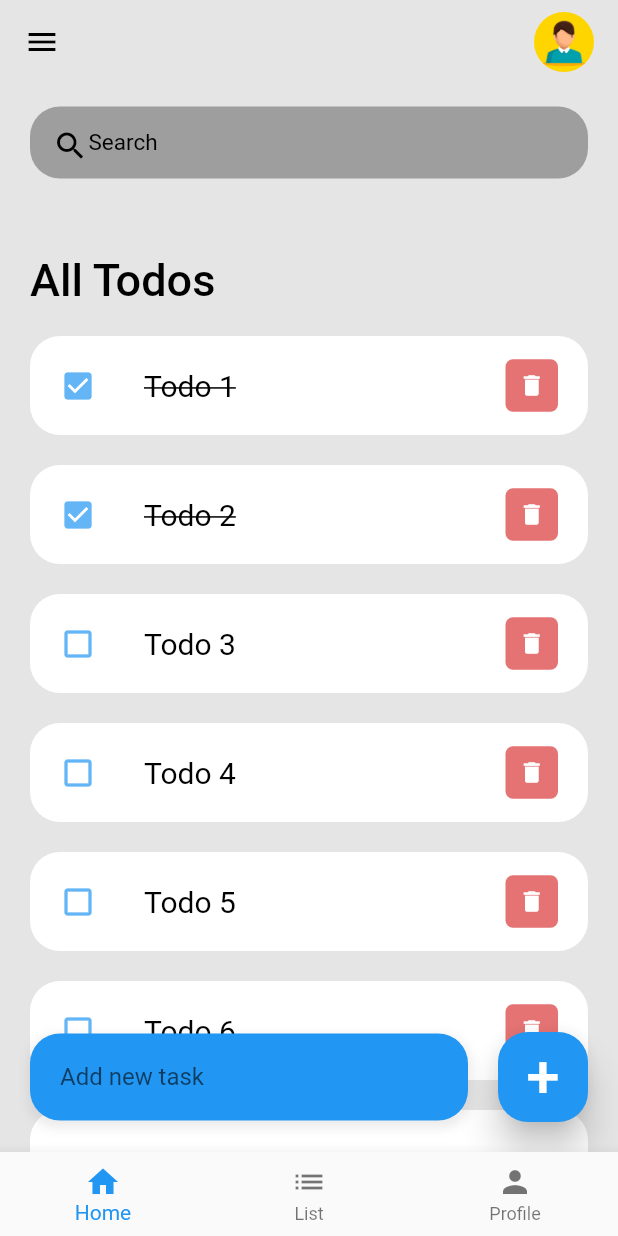
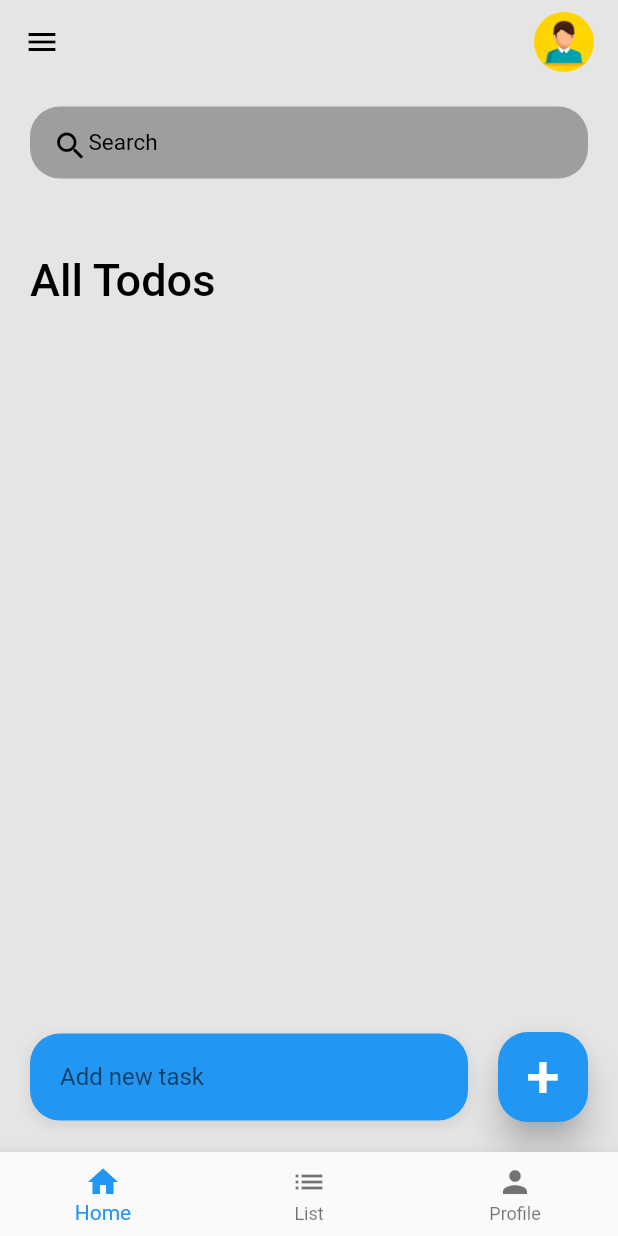
Before and after one commit to amjadjibon/todoapp, a Flutter app: the screen it shows after launch, on a phone screen of 412 x 824 dp. Run offline on Flutter 3.47's test engine with Material 2 defaults, Android fonts, the phone set to English and light mode, and no system bars.

```diff
--- a/lib/models/todo.dart
+++ b/lib/models/todo.dart
@@ -9,61 +9,5 @@ class Todo {
     this.isDone = false,
   });
 
-  static List<Todo> todoList = [
-    Todo(
-      id: '1',
-      title: 'Todo 1',
-      isDone: true,
-    ),
-    Todo(
-      id: '2',
-      title: 'Todo 2',
-      isDone: true,
-    ),
-    Todo(
-      id: '3',
-      title: 'Todo 3',
-      isDone: false,
-    ),
-    Todo(
-      id: '4',
-      title: 'Todo 4',
-      isDone: false,
-    ),
-    Todo(
-      id: '5',
-      title: 'Todo 5',
-      isDone: false,
-    ),
-    Todo(
-      id: '6',
-      title: 'Todo 6',
-      isDone: false,
-    ),
-    Todo(
-      id: '7',
-      title: 'Todo 7',
-      isDone: false,
-    ),
-    Todo(
-      id: '8',
-      title: 'Todo 8',
-      isDone: false,
-    ),
-    Todo(
-      id: '9',
-      title: 'Todo 9',
-      isDone: false,
-    ),
-    Todo(
-      id: '10',
-      title: 'Todo 10',
-      isDone: false,
-    ),
-    Todo(
-      id: '11',
-      title: 'Todo 11',
-      isDone: false,
-    ),
-  ];
+  static List<Todo> todoList = [];
 }
--- a/lib/widgets/todo_items.dart
+++ b/lib/widgets/todo_items.dart
@@ -19,7 +19,6 @@ class TodoItems extends StatelessWidget {
       child: ListTile(
         onTap: () {
           onTodoChange(todo);
-          print('Tapped');
         },
         shape: RoundedRectangleBorder(
           borderRadius: BorderRadius.circular(20),
@@ -54,7 +53,6 @@ class TodoItems extends StatelessWidget {
           child: IconButton(
             onPressed: () {
               onTodoDelete(todo.id!);
-              print('Delete');
             },
             icon: const Icon(
               Icons.delete,
```
